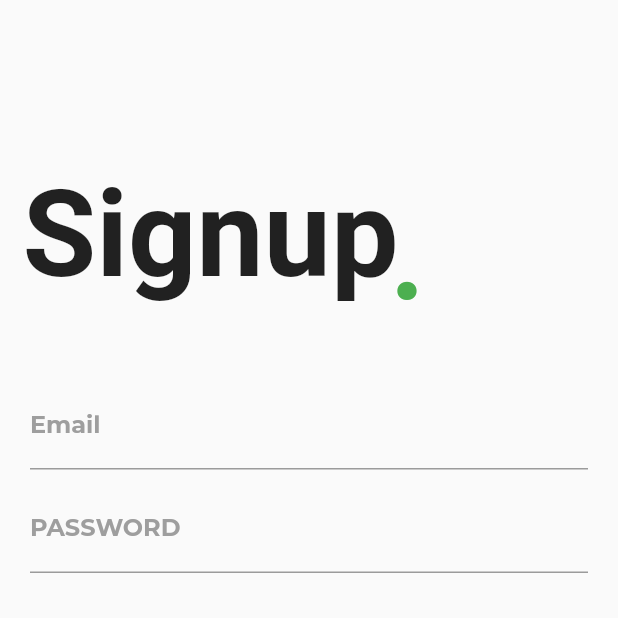
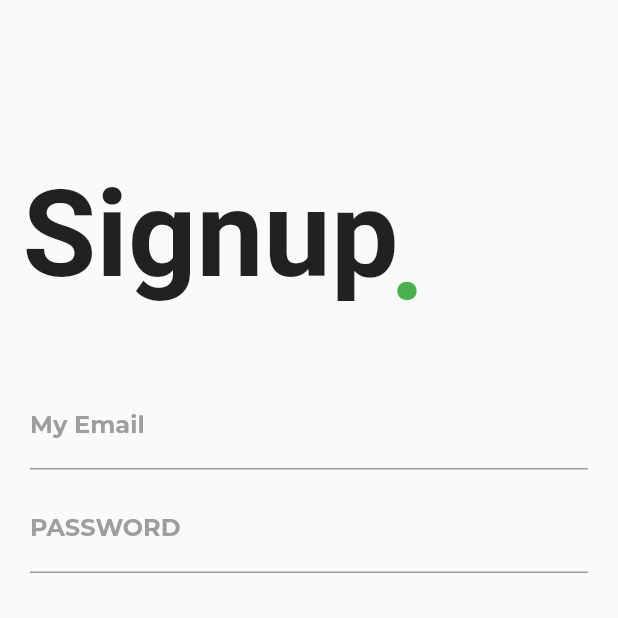
Before and after one commit to ddean6232/minimalloginui, a Flutter app: the SignupPage screen opened by its route, on a phone screen of 412 x 824 dp, the top half of it. Run offline on Flutter 3.47's test engine with Material 2 defaults, Android fonts, the phone set to English and light mode, and no system bars; project files that could hold a hidden picture were left out.

Commit message:
next commit

```diff
--- a/lib/signup.dart
+++ b/lib/signup.dart
@@ -42,7 +42,7 @@ class _SignupPageState extends State<SignupPage> {
                 children: <Widget>[
                   TextField(
                     decoration: InputDecoration(
-                        labelText: 'Email',
+                        labelText: 'My Email',
                         labelStyle: TextStyle(
                             fontFamily: 'Montserrat',
                             fontWeight: FontWeight.bold,
```
